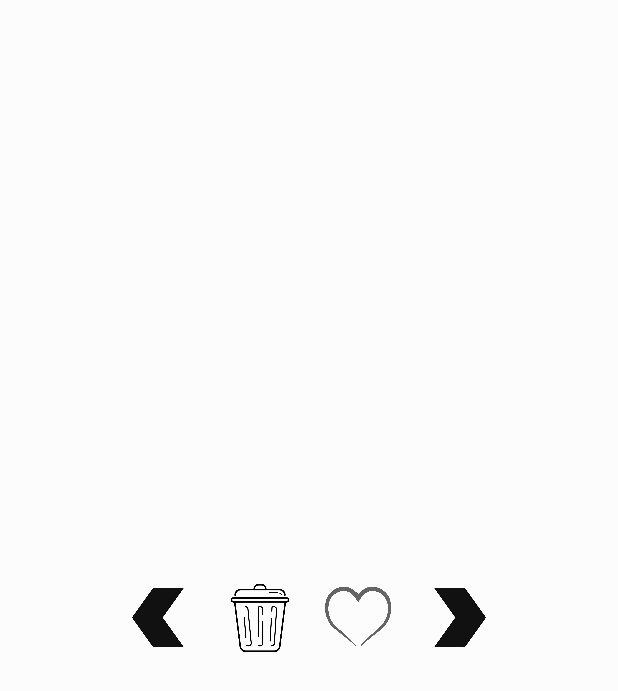
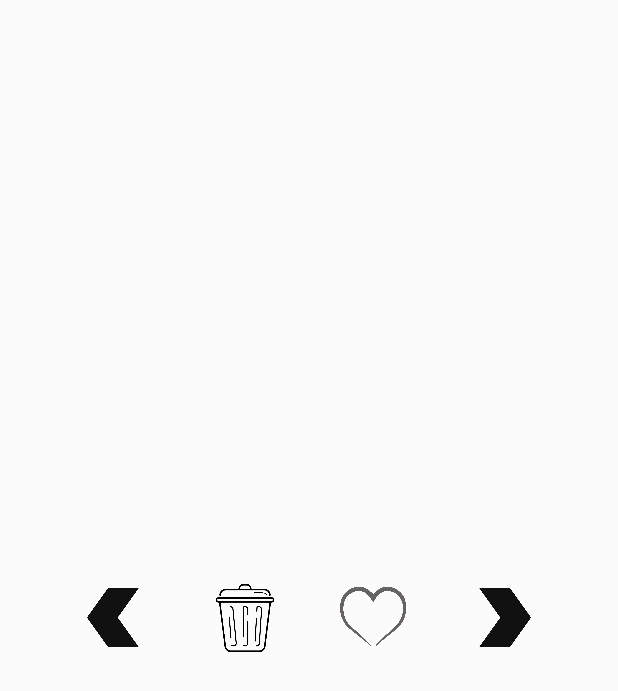
Before and after one commit to jonjmz/DJ, an Android app: the layout simple_widget.xml on its own in the app's theme, with its tools: preview values and no code run, on a phone screen of 412 x 824 dp. Shown: the top 691 px of the screen. Run offline under Robolectric (Android 15) with nearby library versions, the phone set to English and light mode, and no system bars.

Commit message:
subtle change

```diff
--- a/app/src/main/res/layout/simple_widget.xml
+++ b/app/src/main/res/layout/simple_widget.xml
@@ -7,13 +7,13 @@
     android:weightSum="10"
     android:gravity="center"
     android:stretchMode="spacingWidthUniform"
-    android:background="#45FFFFFF">
+    android:background="#25FFFFFF">
 
     <Button
         android:id="@+id/left"
         android:layout_width="45sp"
         android:layout_height="45sp"
-        android:layout_marginEnd="20sp"
+        android:layout_marginEnd="40sp"
         android:layout_column="0"
         android:layout_row="0"
         android:background="@drawable/leftx" />
@@ -22,7 +22,7 @@
         android:id="@+id/trash"
         android:layout_width="45sp"
         android:layout_height="45sp"
-        android:layout_marginEnd="20sp"
+        android:layout_marginEnd="40sp"
         android:layout_row="0"
         android:layout_column="1"
         android:background="@drawable/trashx" />
@@ -31,7 +31,7 @@
         android:id="@+id/heart"
         android:layout_width="45sp"
         android:layout_height="45sp"
-        android:layout_marginEnd="20sp"
+        android:layout_marginEnd="40sp"
         android:layout_row="0"
         android:layout_column="2"
         android:background="@drawable/heartx" />
```
Also changed, not shown: 1 other file.
